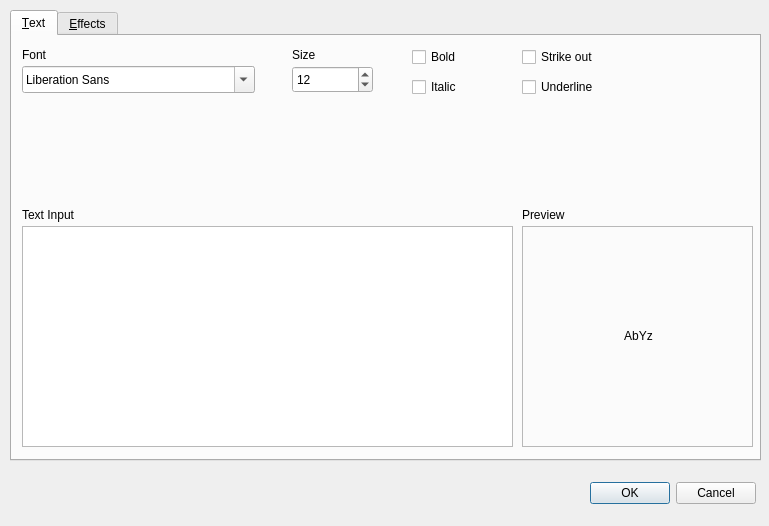
Old version of the form src/textdialog.ui in the repository PhotoFlare/photoflare.
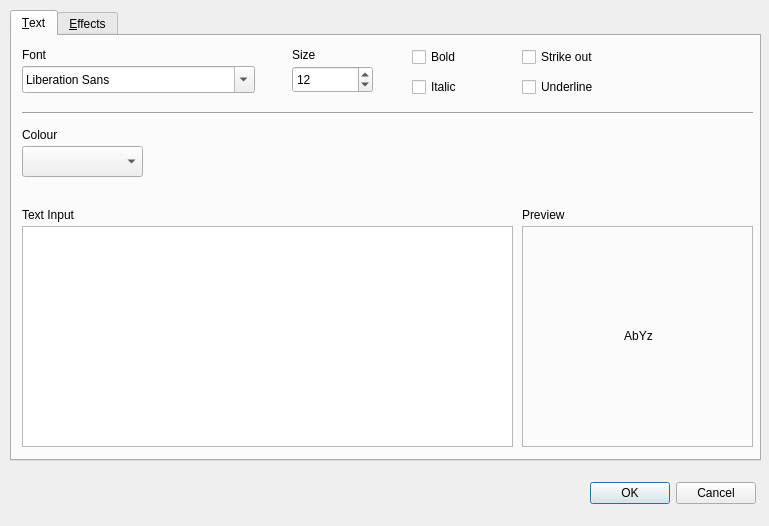
New version of the form.

Patch:
```diff
--- a/src/textdialog.ui
+++ b/src/textdialog.ui
@@ -198,6 +198,42 @@
       <string>Underline</string>
      </property>
     </widget>
+    <widget class="Line" name="line">
+     <property name="geometry">
+      <rect>
+       <x>10</x>
+       <y>69</y>
+       <width>731</width>
+       <height>16</height>
+      </rect>
+     </property>
+     <property name="orientation">
+      <enum>Qt::Horizontal</enum>
+     </property>
+    </widget>
+    <widget class="QLabel" name="label_5">
+     <property name="geometry">
+      <rect>
+       <x>10</x>
+       <y>90</y>
+       <width>58</width>
+       <height>18</height>
+      </rect>
+     </property>
+     <property name="text">
+      <string>Colour</string>
+     </property>
+    </widget>
+    <widget class="QComboBox" name="comboBox">
+     <property name="geometry">
+      <rect>
+       <x>10</x>
+       <y>110</y>
+       <width>121</width>
+       <height>31</height>
+      </rect>
+     </property>
+    </widget>
    </widget>
    <widget class="QWidget" name="tab_2">
     <attribute name="title">
```
